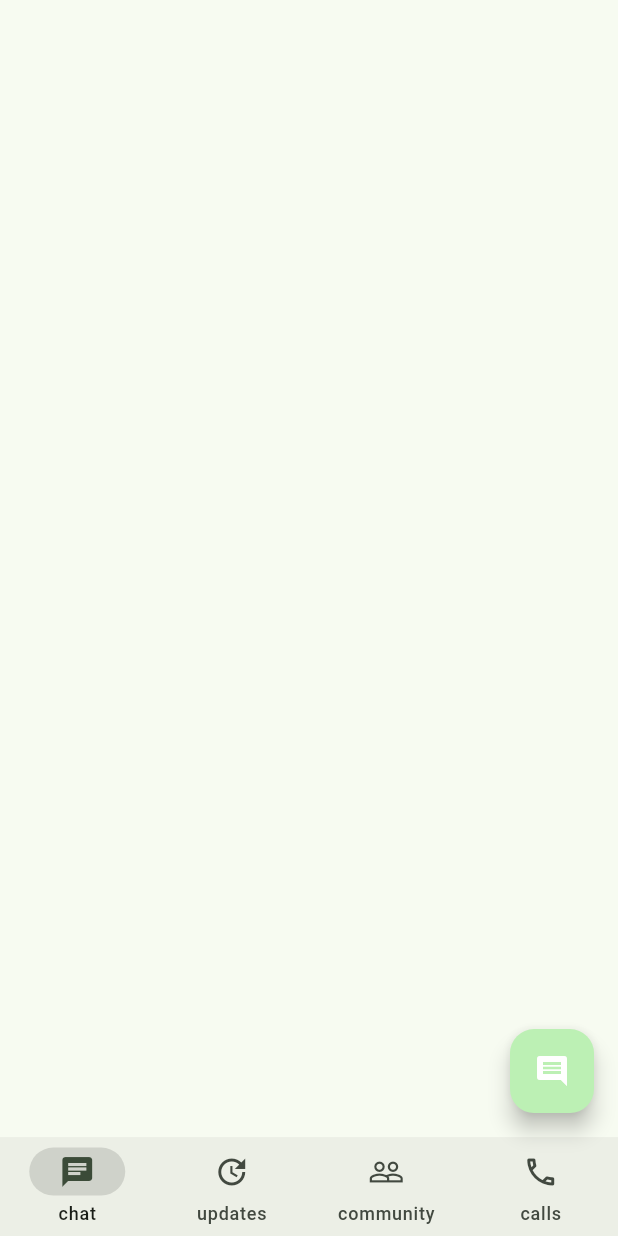
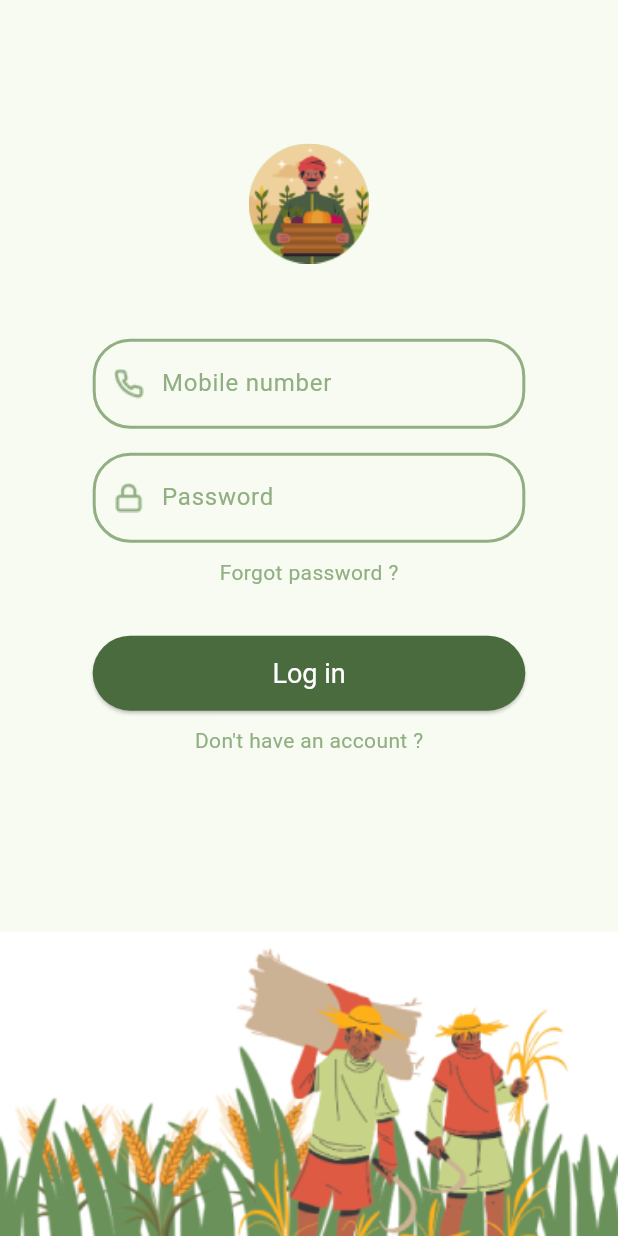
Before and after one commit to chandan-droid/agro_tech, a Flutter app: the screen it shows after launch, on a phone screen of 412 x 824 dp. Run offline on Flutter 3.47's test engine with Material 3 defaults, Android fonts, the phone set to English and light mode, and no system bars; our stand-ins replace animated_splash_screen.

Commit message:
initial commit 2

```diff
--- /dev/null
+++ b/lib/login_page.dart
@@ -0,0 +1,135 @@
+import 'package:agro_tech/register_page.dart';
+import 'package:flutter/material.dart';
+
+class LoginPage extends StatefulWidget{
+  @override
+  State<LoginPage> createState() => _LoginPageState();
+}
+
+class _LoginPageState extends State<LoginPage> {
+  final _formKey = GlobalKey<FormState>();
+
+  @override
+  Widget build(BuildContext context) {
+    double _input_box_width = MediaQuery.of(context).size.width * 0.7 ;
+
+    return Material(
+      child: Stack(
+        // alignment: Alignment.topCenter,
+        children: [
+          Positioned(
+            bottom: 0,
+            child: Opacity(
+              opacity: 0.9,
+              child: Image.asset(
+                "lib/assets/login page farmer.png",
+                width: MediaQuery.of(context).size.width,
+                fit: BoxFit.fitWidth,
+              ),
+            ),
+          ),
+          SingleChildScrollView(
+            child: Center(
+              heightFactor:1.2,
+              child: Column(
+                mainAxisAlignment: MainAxisAlignment.center,
+
+                children: [
+                  const SizedBox(height: 50),
+                  CircleAvatar(
+                    radius: 40,
+                    child: Image.asset("lib/assets/farmer.png"),
+                  ),
+                  const SizedBox(height: 50),
+                  Form(
+                    key: _formKey,
+                    child: Column(
+                      children: [
+                        //
+
+                        CustomInputField(
+                          height: 60,
+                          width: _input_box_width,
+                          color: Color(0xff91AF82),
+                          borderWidth: 2,
+                          prefixIcon: ImageIcon(AssetImage("lib/assets/icons/Phone.png")),
+                          hintText: 'Mobile number',
+                          validator: (value) {
+                            if (value == null || value.isEmpty) {
+                              return 'Please enter your mobile no';
+                            }
+                            if (value.length != 10 ) {
+                              return 'Invalid mobile number';
+                            }
+                            return null;
+                          },
+                        ),
+                        const SizedBox(height: 16),
+                        CustomInputField(
+                          height: 60,
+                          width: _input_box_width,
+                          color: Color(0xff91AF82),
+                          borderWidth: 2,
+                          prefixIcon: ImageIcon(AssetImage("lib/assets/icons/Lock.png")),
+                          hintText: 'Password',
+                          validator: (value) {
+                            if (value == null || value.isEmpty) {
+                              return 'Please enter password';
+                            }
+                            // if (value.length != 10 ) {
+                            //   return 'Invalid mobile number';
+                            // }
+                            return null;
+                          },
+                        ),
+                        SizedBox(height: 10,),
+                        Positioned(
+                            right: 0,
+                            child:Text("Forgot password ?",style: TextStyle(color:Color(0xff91AF82)),)
+                        ),
+                        const SizedBox(height: 32),
+                        Container(
+                          width: _input_box_width,
+                          height: 50,
+                          child: ElevatedButton(
+                            onPressed: () {
+                              if (_formKey.currentState!.validate()) {
+
+                              }
+                            },
+                            style: ElevatedButton.styleFrom(
+                              backgroundColor: Color(0xff4A6B3E),
+                              // padding:  EdgeInsets.symmetric(
+                              //     horizontal:_input_box_width*0.4,
+                              //     vertical: 20
+                              // ),
+                              textStyle: const TextStyle(fontSize: 18),
+                              shape: RoundedRectangleBorder(
+                                borderRadius: BorderRadius.circular(25.0),
+                              ),
+                            ),
+                            child: const Text('Log in',style: TextStyle(color: Colors.white),),
+                          ),
+
+                        ),
+                        SizedBox(height: 10,),
+                        InkWell(
+                          onTap: (){
+                            Navigator.push(
+                                context,
+                                MaterialPageRoute(builder: (builder) => RegisterPage()));
+                          },
+                            child: Text("Don't have an account ?",style: TextStyle(color:Color(0xff91AF82)),))
+                      ],
+                    ),
+                  ),
+                ],
+              ),
+            ),
+          ),
+        ],
+
+      ),
+    );
+  }
+}
--- /dev/null
+++ b/lib/register_page.dart
@@ -0,0 +1,221 @@
+import 'package:flutter/cupertino.dart';
+import 'package:flutter/material.dart';
+import 'package:flutter/widgets.dart';
+
+import 'language_page.dart';
+
+class RegisterPage extends StatefulWidget {
+  const RegisterPage({Key? key}) : super(key: key);
+
+  @override
+  State<RegisterPage> createState() => _RegisterPageState();
+}
+
+class _RegisterPageState extends State<RegisterPage> {
+  final _formKey = GlobalKey<FormState>();
+
+  @override
+  Widget build(BuildContext context) {
+    double _input_box_width = MediaQuery.of(context).size.width * 0.7 ;
+
+    return Material(
+      child: Stack(
+          // alignment: Alignment.topCenter,
+          children: [
+            Positioned(
+              bottom: 0,
+              child: Opacity(
+                opacity: 0.9,
+                child: Image.asset(
+                  "lib/assets/reg page farmer.png",
+                  width: MediaQuery.of(context).size.width,
+                  fit: BoxFit.fitWidth,
+                ),
+              ),
+            ),
+            SingleChildScrollView(
+              child: Center(
+                heightFactor:1.2,
+                child: Column(
+                  mainAxisAlignment: MainAxisAlignment.center,
+                  crossAxisAlignment: CrossAxisAlignment.center,
+                  children: [
+                    const SizedBox(height: 50),
+                    const Text(
+                      'Register',
+                      style: TextStyle(
+                        fontSize: 40,
+                        fontWeight: FontWeight.w900,
+                        color: Color(0xff4A6B3E),
+                      ),
+                    ),
+                    const SizedBox(height: 70),
+                    Form(
+                      key: _formKey,
+                      child: Column(
+                        children: [
+                          //
+                          CustomInputField(
+                            height: 60,
+                            width: _input_box_width,
+                            color: const Color(0xff91AF82),
+                            borderWidth: 2,
+                            prefixIcon: ImageIcon(AssetImage("lib/assets/icons/User.png")),
+                            hintText: 'Full name',
+                            validator: (value) {
+                              if (value == null || value.isEmpty) {
+                                return 'Please enter your full name';
+                              }
+                              // if (!value.contains('@')) {
+                              //   return 'Invalid email address';
+                              // }
+                              return null;
+                            },
+                          ),
+                          const SizedBox(height: 16),
+                          CustomInputField(
+                            height: 60,
+                            width: _input_box_width,
+                            color: Color(0xff91AF82),
+                            borderWidth: 2,
+                            prefixIcon: ImageIcon(AssetImage("lib/assets/icons/Phone.png")),
+                            hintText: 'Mobile number',
+                            validator: (value) {
+                              if (value == null || value.isEmpty) {
+                                return 'Please enter your mobile no';
+                              }
+                              if (value.length != 10 ) {
+                                return 'Invalid mobile number';
+                              }
+                              return null;
+                            },
+                          ),
+                          const SizedBox(height: 16),
+                          CustomInputField(
+                            height: 60,
+                            width: _input_box_width,
+                            color: Color(0xff91AF82),
+                            borderWidth: 2,
+                            prefixIcon: ImageIcon(AssetImage("lib/assets/icons/Lock.png")),
+                            hintText: 'Password',
+                            validator: (value) {
+                              if (value == null || value.isEmpty) {
+                                return 'Please enter password';
+                              }
+                              // if (value.length != 10 ) {
+                              //   return 'Invalid mobile number';
+                              // }
+                              return null;
+                            },
+                          ),
+                          const SizedBox(height: 16),
+                          CustomInputField(
+                            height: 60,
+                            width: _input_box_width,
+                            color: Color(0xff91AF82),
+                            borderWidth: 2,
+                            prefixIcon: ImageIcon(AssetImage("lib/assets/icons/Lock.png")),
+                            hintText: 'Re-enter password',
+                            validator: (value) {
+                              if (value == null || value.isEmpty) {
+                                return 'Please re-enter password';
+                              }
+                              return null;
+                            },
+                          ),
+                          const SizedBox(height: 32),
+                          Container(
+                            width: _input_box_width,
+                            height: 50,
+                            child: ElevatedButton(
+                              onPressed: () {
+                                if (_formKey.currentState!.validate()) {
+                                  Navigator.push(
+                                      context,
+                                      MaterialPageRoute(builder: (builder) => LanguagePage()));
+
+                                }
+                              },
+                              style: ElevatedButton.styleFrom(
+                                backgroundColor: Color(0xff4A6B3E),
+                                // padding:  EdgeInsets.symmetric(
+                                //     horizontal:_input_box_width*0.4,
+                                //     vertical: 20
+                                // ),
+                                textStyle: const TextStyle(fontSize: 18),
+                                shape: RoundedRectangleBorder(
+                                  borderRadius: BorderRadius.circular(25.0),
+                                ),
+                              ),
+                              child: const Text('Sign up',style: TextStyle(color: Colors.white),),
+                            ),
+                          ),
+                        ],
+                      ),
+                    ),
+                  ],
+                ),
+              ),
+            ),
+          ],
+
+      ),
+    );
+  }
+}
+
+class CustomInputField extends StatelessWidget {
+  final double height;
+  final double width;
+  final Color color;
+  final double borderWidth;
+  final Widget prefixIcon;
+  final String hintText;
+  final String? Function(String?)? validator;
+
+  CustomInputField({
+    this.height = 50,
+    this.width = 150,
+    this.borderWidth = 1,
+    this.color = Colors.grey,
+    required this.prefixIcon,
+    required this.hintText,
+    this.validator,
+  });
+
+  @override
+  Widget build(BuildContext context) {
+    return Container(
+      height: height,
+      width: width,
+      decoration: BoxDecoration(
+        border: Border.all(color: color, width: borderWidth),
+        borderRadius: BorderRadius.circular(25.0),
+      ),
+      child: Padding(
+        padding: const EdgeInsets.only(left: 10.0, right: 10.0),
+        child: Row(
+          children: [
+            prefixIcon != null?
+            Theme(
+              data: ThemeData(iconTheme: IconThemeData(color: color)),
+              child: prefixIcon,
+            ): Container(),
+            const SizedBox(width: 10.0),
+            Expanded(
+              child: TextFormField(
+                decoration: InputDecoration(
+                  border: InputBorder.none,
+                  hintText: hintText,
+                  hintStyle: TextStyle(color: color)
+                ),
+                validator: validator,
+              ),
+
+            ),
+          ],
+        ),
+      ),
+    );
+  }
+}
--- a/pubspec.yaml
+++ b/pubspec.yaml
@@ -36,6 +36,11 @@ dependencies:
   # Use with the CupertinoIcons class for iOS style icons.
   cupertino_icons: ^1.0.6
   animated_splash_screen: ^1.3.0
+  flutter_launcher_icons: ^0.13.1
+
+flutter_launcher_icons:
+  android: "launcher_icon"
+  image_path: "lib/assets/icons/farmer.png"
 
 dev_dependencies:
   flutter_test:
@@ -56,6 +61,7 @@ flutter:
   uses-material-design: true
   assets:
    - lib/assets/
+   - lib/assets/icons/
   #   - images/a_dot_burr.jpeg
   #   - images/a_dot_ham.jpeg
 
```
Also changed, not shown: lib/language_page.dart (added, +35 -0 lines), lib/main.dart (+7 -4 lines), lib/welcome_page.dart (+44 -1 lines), lib/assets/Lang page.png (added), lib/assets/Language.png (added), lib/assets/consumer.png (added), lib/assets/farmer.png (added), lib/assets/icons/Lock.png (added), lib/assets/icons/Phone.png (added), lib/assets/icons/User.png (added), lib/assets/langPage.png (added), lib/assets/login page farmer.png (added), lib/assets/reg page farmer.png (added), pubspec.lock.
